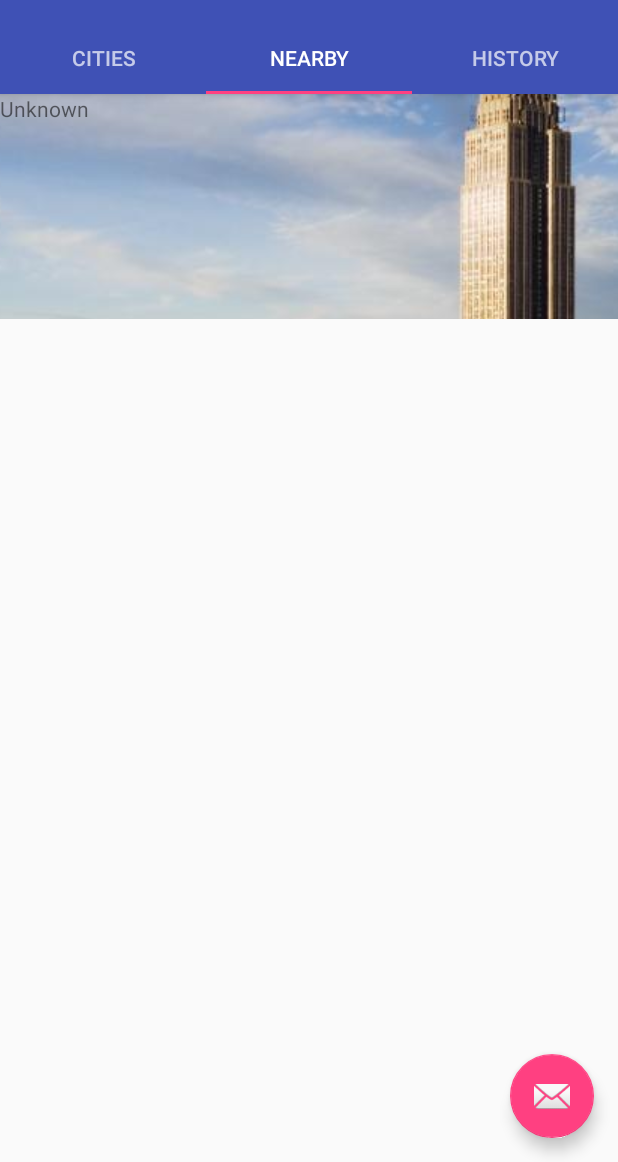
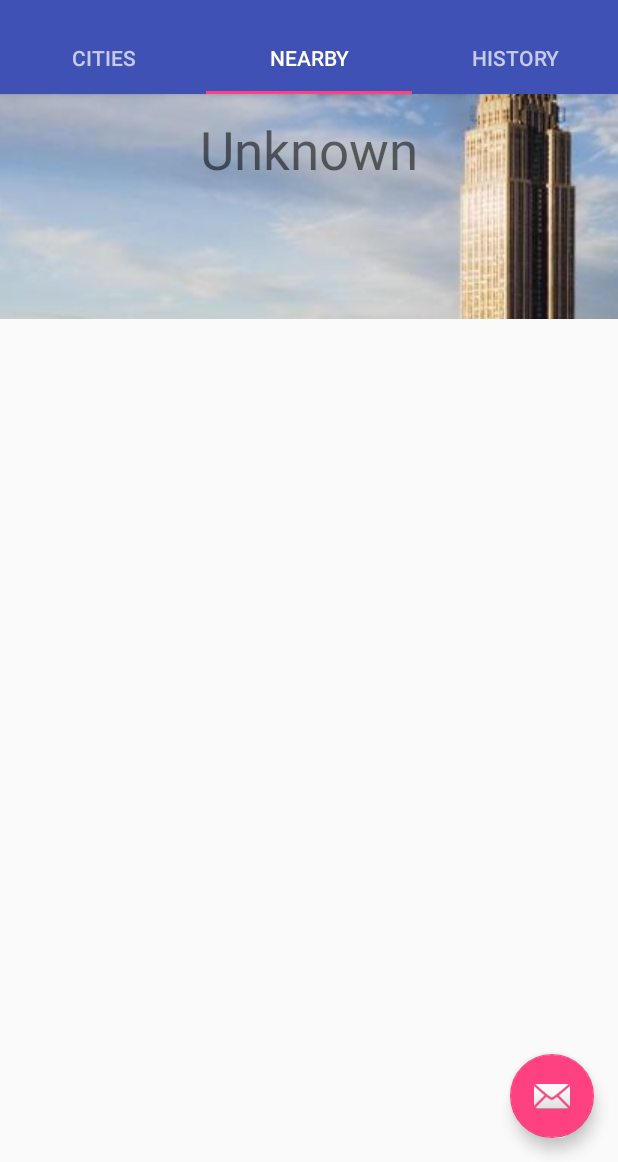
Before and after one commit to zebybez/SmartMobile, an Android app: the screen it shows after launch (MainActivity), tab 2 chosen, on a phone screen of 412 x 824 dp, the part 74-1236 px from its top. Run offline under Robolectric (Android 15) with nearby library versions, the phone set to English and light mode, and no system bars.

Commit message:
changed landmark adapter to show a button, needs fix

```diff
--- a/app/src/main/java/com/duo/app/bonnefoyage/Activity/MainActivity.java
+++ b/app/src/main/java/com/duo/app/bonnefoyage/Activity/MainActivity.java
@@ -17,6 +17,7 @@ import android.view.Menu;
 import android.view.MenuItem;
 import android.view.View;
 
+import com.duo.app.bonnefoyage.Activity.data.Database;
 import com.duo.app.bonnefoyage.Activity.data.IBonneRepo;
 import com.duo.app.bonnefoyage.Activity.data.TestDataBase;
 import com.duo.app.bonnefoyage.Enum.AttractionType;
@@ -56,7 +57,7 @@ public class MainActivity extends AppCompatActivity {
         super.onCreate(savedInstanceState);
         setContentView(R.layout.activity_main);
 
-        dataRepo = new TestDataBase();
+        dataRepo = Database.getDataInstance();
         //testing here
         user = new User("test@test.test", "testUser");
 
@@ -150,6 +151,9 @@ public class MainActivity extends AppCompatActivity {
 
             Bundle fragmentBundle = new Bundle();
             fragmentBundle.putSerializable("user", user);
+
+            dataRepo.putUser(user);
+            fragmentBundle.putString("email", user.getEmail());
             //todo put firebase database item, to get data from? ipv user, or to put data into database.
             Fragment fragment;
             switch (position){
--- a/app/src/main/java/com/duo/app/bonnefoyage/Activity/data/Database.java
+++ b/app/src/main/java/com/duo/app/bonnefoyage/Activity/data/Database.java
@@ -1,8 +1,22 @@
 package com.duo.app.bonnefoyage.Activity.data;
+
+import android.provider.ContactsContract;
 
 /**
  * Created by zeb on 28-4-17.
  */
 
 public class Database {
+    private static IBonneRepo dataInstance = null;
+
+    protected Database(){
+        //for security.
+    }
+
+    public static IBonneRepo getDataInstance(){
+        if(dataInstance == null){
+            dataInstance = new TestDataBase();
+        }
+        return dataInstance;
+    }
 }
--- a/app/src/main/java/com/duo/app/bonnefoyage/Activity/data/IBonneRepo.java
+++ b/app/src/main/java/com/duo/app/bonnefoyage/Activity/data/IBonneRepo.java
@@ -19,5 +19,8 @@ public interface IBonneRepo {
 
     City getCity(String cityName);
 
+    void putUser(User user);
+
+    void putCity(City city);
 
 }
--- a/app/src/main/java/com/duo/app/bonnefoyage/Activity/data/TestDataBase.java
+++ b/app/src/main/java/com/duo/app/bonnefoyage/Activity/data/TestDataBase.java
@@ -55,4 +55,14 @@ public class TestDataBase implements IBonneRepo{
     public City getCity(String cityName){
         return cityMap.get(cityName);
     }
+
+    @Override
+    public void putUser(User user) {
+        userMap.put(user.getEmail(), user);
+    }
+
+    @Override
+    public void putCity(City city) {
+        cityMap.put(city.getName(), city);
+    }
 }
--- a/app/src/main/java/com/duo/app/bonnefoyage/Activity/fragment/CityFragment.java
+++ b/app/src/main/java/com/duo/app/bonnefoyage/Activity/fragment/CityFragment.java
@@ -9,6 +9,8 @@ import android.view.LayoutInflater;
 import android.view.View;
 import android.view.ViewGroup;
 
+import com.duo.app.bonnefoyage.Activity.data.Database;
+import com.duo.app.bonnefoyage.Activity.data.IBonneRepo;
 import com.duo.app.bonnefoyage.Enum.AttractionType;
 import com.duo.app.bonnefoyage.R;
 import com.duo.app.bonnefoyage.View.adapter.CityCardAdapter;
@@ -22,6 +24,8 @@ import com.duo.app.bonnefoyage.domein.User;
 
 public class CityFragment extends Fragment {
 
+    private IBonneRepo dataRepo;
+
     private User user;
     private RecyclerView recycleViewCities;
 
@@ -31,7 +35,8 @@ public class CityFragment extends Fragment {
     public void onCreate(@Nullable Bundle savedInstanceState) {
         super.onCreate(savedInstanceState);
         Bundle args = getArguments();
-        user = (User) args.getSerializable("user");
+        dataRepo = Database.getDataInstance();
+        user = dataRepo.getUser(args.getString("email"));
         //todo: get recommended cities for user, and show in list (RecyclerView), FUNCTIONALITEIT
     }
 
--- a/app/src/main/java/com/duo/app/bonnefoyage/Activity/fragment/NearbyFragment.java
+++ b/app/src/main/java/com/duo/app/bonnefoyage/Activity/fragment/NearbyFragment.java
@@ -24,6 +24,7 @@ import android.widget.ImageButton;
 import android.widget.TextView;
 import android.widget.Toast;
 
+import com.duo.app.bonnefoyage.Activity.data.Database;
 import com.duo.app.bonnefoyage.Activity.data.IBonneRepo;
 import com.duo.app.bonnefoyage.Activity.data.TestDataBase;
 import com.duo.app.bonnefoyage.R;
@@ -45,7 +46,7 @@ import java.io.IOException;
 public class NearbyFragment extends Fragment {
 
     private User user;
-    private RecyclerView recyclerView;
+
 
     private LocationManager locationManager;
     private Geocoder geo;
@@ -54,15 +55,17 @@ public class NearbyFragment extends Fragment {
     private IBonneRepo dataRepo;
 
     private TextView textView;
-
+    private RecyclerView recyclerView;
+    private ImageButton imageButton;
     @Override
     public void onCreate(@Nullable Bundle savedInstanceState) {
         super.onCreate(savedInstanceState);
         Bundle args = getArguments();
-        user = (User) args.getSerializable("user");
+
         context = getActivity();
-        dataRepo = new TestDataBase();
+        dataRepo = Database.getDataInstance();
         geo = new Geocoder(context);
+        user = dataRepo.getUser(args.getString("email"));
     }
 
     private void listenForLocationUpdates() {
@@ -112,9 +115,11 @@ public class NearbyFragment extends Fragment {
 
     private void handleLocation(Location location) {
         if (location != null) {
+            City temp = getCityFromLocation(location);
             user.setLocation(location);
-            user.setCurrentCity(getCityFromLocation(location));
+            user.setCurrentCity(temp);
             recyclerView.swapAdapter(new LandMarkAdapter(user), false);
+            textView.setText(temp.getName());
         }else {
             user.setLocation(new Location("error"));
             recyclerView.swapAdapter(new LandMarkAdapter(user), false);
@@ -131,6 +136,10 @@ public class NearbyFragment extends Fragment {
         }
         if (!reportedCity.isEmpty()) {
             City returnCity = dataRepo.getCity(reportedCity);
+            if(returnCity == null){
+                returnCity = new City();
+                returnCity.setName(reportedCity);
+            }
             return returnCity;
         } else {
             return null;
@@ -143,9 +152,9 @@ public class NearbyFragment extends Fragment {
 
         textView = (TextView) rootView.findViewById(R.id.textView_currentLocation);
 
+        imageButton = (ImageButton) rootView.findViewById(R.id.imageButton_city);
         //populate imageButton
-        ImageButton cityButton = (ImageButton) rootView.findViewById(R.id.imageButton_city);
-        cityButton.setImageResource(R.drawable.empire_state_building);
+        imageButton.setImageResource(R.drawable.empire_state_building);
 
         //create recyclerview
         recyclerView = (RecyclerView) rootView.findViewById(R.id.recyclerView_LandMarks);
--- a/app/src/main/java/com/duo/app/bonnefoyage/domein/User.java
+++ b/app/src/main/java/com/duo/app/bonnefoyage/domein/User.java
@@ -15,7 +15,7 @@ import java.util.List;
  * Created by yannic on 13/04/2017.
  */
 
-public class User implements Serializable{
+public class User implements Serializable {
     private String email;
     private String name;
     private List<AttractionType> interests;
@@ -23,7 +23,6 @@ public class User implements Serializable{
     private List<LandMark> likedLocations;
     private List<City> recommendations;
     private City currentCity;
-
     public User(String email, String name) {
         this.email = email;
         this.name = name;
@@ -32,6 +31,14 @@ public class User implements Serializable{
         interests = new ArrayList<>();
         likedLocations = new ArrayList<>();
         recommendations = new ArrayList<>();
+    }
+
+    public String getEmail() {
+        return email;
+    }
+
+    public String getName() {
+        return name;
     }
 
     public List<AttractionType> getInterests() {
@@ -54,35 +61,35 @@ public class User implements Serializable{
         this.location = location;
     }
 
-    public void addInterest(AttractionType interest){
+    public void addInterest(AttractionType interest) {
         interests.add(interest);
     }
 
-    public void addLikedLocation(LandMark likedPlace){
+    public void addLikedLocation(LandMark likedPlace) {
         likedLocations.add(likedPlace);
     }
 
-    public void addRecommendation(City recommendedCity){
+    public void addRecommendation(City recommendedCity) {
         recommendations.add(recommendedCity);
     }
 
-    public void removeInterest(AttractionType interest){
+    public void removeInterest(AttractionType interest) {
         interests.remove(interest);
     }
 
-    public void removeLikedLocation(LandMark likedPlace){
+    public void removeLikedLocation(LandMark likedPlace) {
         likedLocations.remove(likedPlace);
     }
 
-    public void removeRecommendation(City toRemove){
+    public void removeRecommendation(City toRemove) {
         recommendations.remove(toRemove);
+    }
+
+    public City getCurrentCity() {
+        return currentCity;
     }
 
     public void setCurrentCity(City currentCity) {
         this.currentCity = currentCity;
     }
-
-    public City getCurrentCity(){
-        return currentCity;
-    }
 }
--- a/app/src/main/res/layout/fragment_city_view.xml
+++ b/app/src/main/res/layout/fragment_city_view.xml
@@ -23,5 +23,9 @@
         android:id="@+id/textView_currentLocation"
         android:layout_width="wrap_content"
         android:layout_height="wrap_content"
-        android:text="Current location" />
+        android:layout_alignParentTop="true"
+        android:layout_centerHorizontal="true"
+        android:layout_marginTop="13dp"
+        android:text="Current location"
+        android:textSize="35sp" />
 </RelativeLayout>
```
Also changed, not shown: app/src/main/java/com/duo/app/bonnefoyage/View/adapter/LandMarkAdapter.java (+55 -6 lines), app/src/main/java/com/duo/app/bonnefoyage/domein/City.java (+12 -0 lines), app/src/main/res/layout/list_item_add_button.xml (added, +13 -0 lines), app/src/main/res/layout/list_item_no_landmarks.xml (added, +13 -0 lines), app/src/main/res/drawable/lost_pigeons.jpg (added).
